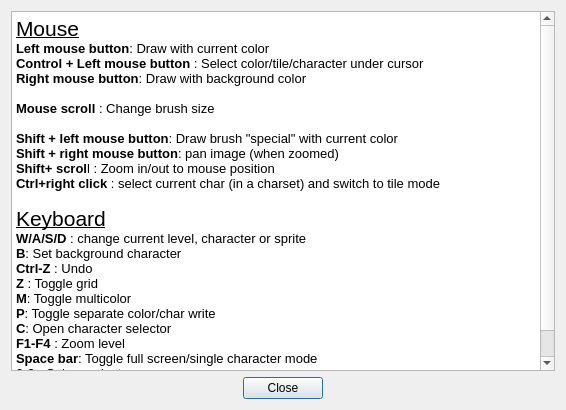
The window that source/dialogimagehelp.ui (leuat/TRSE) describes before a commit, drawn with Qt 5.
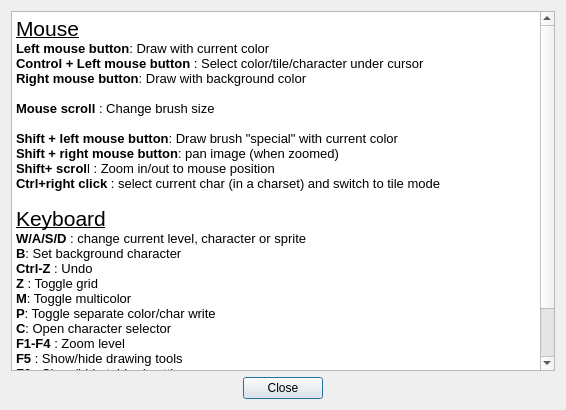
The same window after the commit.

Commit message: Added F5 / F6 to show/hide editor panels

What changed in the file:
```diff
--- a/source/dialogimagehelp.ui
+++ b/source/dialogimagehelp.ui
@@ -22,31 +22,33 @@
         <string>&lt;!DOCTYPE HTML PUBLIC &quot;-//W3C//DTD HTML 4.0//EN&quot; &quot;http://www.w3.org/TR/REC-html40/strict.dtd&quot;&gt;
 &lt;html&gt;&lt;head&gt;&lt;meta name=&quot;qrichtext&quot; content=&quot;1&quot; /&gt;&lt;style type=&quot;text/css&quot;&gt;
 p, li { white-space: pre-wrap; }
-&lt;/style&gt;&lt;/head&gt;&lt;body style=&quot; font-family:'Ubuntu'; font-size:10pt; font-weight:400; font-style:normal;&quot;&gt;
+&lt;/style&gt;&lt;/head&gt;&lt;body style=&quot; font-family:'MS Shell Dlg 2'; font-size:5.5pt; font-weight:400; font-style:normal;&quot;&gt;
 &lt;p style=&quot; margin-top:0px; margin-bottom:0px; margin-left:0px; margin-right:0px; -qt-block-indent:0; text-indent:0px;&quot;&gt;&lt;span style=&quot; font-family:'Noto Sans'; font-size:16pt; text-decoration: underline;&quot;&gt;Mouse&lt;/span&gt;&lt;/p&gt;
-&lt;p style=&quot; margin-top:0px; margin-bottom:0px; margin-left:0px; margin-right:0px; -qt-block-indent:0; text-indent:0px;&quot;&gt;&lt;span style=&quot; font-family:'Noto Sans'; font-weight:600;&quot;&gt;Left mouse button&lt;/span&gt;&lt;span style=&quot; font-family:'Noto Sans';&quot;&gt;: Draw with current color&lt;/span&gt;&lt;/p&gt;
-&lt;p style=&quot; margin-top:0px; margin-bottom:0px; margin-left:0px; margin-right:0px; -qt-block-indent:0; text-indent:0px;&quot;&gt;&lt;span style=&quot; font-family:'Noto Sans'; font-weight:600;&quot;&gt;Control + Left mouse button&lt;/span&gt;&lt;span style=&quot; font-family:'Noto Sans';&quot;&gt; : Select color/tile/character under cursor&lt;/span&gt;&lt;/p&gt;
-&lt;p style=&quot; margin-top:0px; margin-bottom:0px; margin-left:0px; margin-right:0px; -qt-block-indent:0; text-indent:0px;&quot;&gt;&lt;span style=&quot; font-family:'Noto Sans'; font-weight:600;&quot;&gt;Right mouse button&lt;/span&gt;&lt;span style=&quot; font-family:'Noto Sans';&quot;&gt;: Draw with background color&lt;/span&gt;&lt;/p&gt;
-&lt;p style=&quot;-qt-paragraph-type:empty; margin-top:0px; margin-bottom:0px; margin-left:0px; margin-right:0px; -qt-block-indent:0; text-indent:0px; font-family:'Noto Sans';&quot;&gt;&lt;br /&gt;&lt;/p&gt;
-&lt;p style=&quot; margin-top:0px; margin-bottom:0px; margin-left:0px; margin-right:0px; -qt-block-indent:0; text-indent:0px;&quot;&gt;&lt;span style=&quot; font-family:'Noto Sans'; font-weight:600;&quot;&gt;Mouse scroll&lt;/span&gt;&lt;span style=&quot; font-family:'Noto Sans';&quot;&gt; : Change brush size&lt;/span&gt;&lt;/p&gt;
-&lt;p style=&quot;-qt-paragraph-type:empty; margin-top:0px; margin-bottom:0px; margin-left:0px; margin-right:0px; -qt-block-indent:0; text-indent:0px; font-family:'Noto Sans';&quot;&gt;&lt;br /&gt;&lt;/p&gt;
-&lt;p style=&quot; margin-top:0px; margin-bottom:0px; margin-left:0px; margin-right:0px; -qt-block-indent:0; text-indent:0px;&quot;&gt;&lt;span style=&quot; font-family:'Noto Sans'; font-weight:600;&quot;&gt;Shift + left mouse button&lt;/span&gt;&lt;span style=&quot; font-family:'Noto Sans';&quot;&gt;: Draw brush &amp;quot;special&amp;quot; with current color&lt;/span&gt;&lt;/p&gt;
-&lt;p style=&quot; margin-top:0px; margin-bottom:0px; margin-left:0px; margin-right:0px; -qt-block-indent:0; text-indent:0px;&quot;&gt;&lt;span style=&quot; font-family:'Noto Sans'; font-weight:600;&quot;&gt;Shift + right mouse button&lt;/span&gt;&lt;span style=&quot; font-family:'Noto Sans';&quot;&gt;: pan image (when zoomed)&lt;/span&gt;&lt;/p&gt;
-&lt;p style=&quot; margin-top:0px; margin-bottom:0px; margin-left:0px; margin-right:0px; -qt-block-indent:0; text-indent:0px;&quot;&gt;&lt;span style=&quot; font-family:'Noto Sans'; font-weight:600;&quot;&gt;Shift+ scrol&lt;/span&gt;&lt;span style=&quot; font-family:'Noto Sans';&quot;&gt;l : Zoom in/out to mouse position&lt;/span&gt;&lt;/p&gt;
-&lt;p style=&quot; margin-top:0px; margin-bottom:0px; margin-left:0px; margin-right:0px; -qt-block-indent:0; text-indent:0px;&quot;&gt;&lt;span style=&quot; font-family:'Noto Sans'; font-weight:600;&quot;&gt;Ctrl+right click&lt;/span&gt;&lt;span style=&quot; font-family:'Noto Sans';&quot;&gt; : select current char (in a charset) and switch to tile mode&lt;/span&gt;&lt;/p&gt;
-&lt;p style=&quot;-qt-paragraph-type:empty; margin-top:0px; margin-bottom:0px; margin-left:0px; margin-right:0px; -qt-block-indent:0; text-indent:0px; font-family:'Noto Sans';&quot;&gt;&lt;br /&gt;&lt;/p&gt;
+&lt;p style=&quot; margin-top:0px; margin-bottom:0px; margin-left:0px; margin-right:0px; -qt-block-indent:0; text-indent:0px;&quot;&gt;&lt;span style=&quot; font-family:'Noto Sans'; font-size:10pt; font-weight:600;&quot;&gt;Left mouse button&lt;/span&gt;&lt;span style=&quot; font-family:'Noto Sans'; font-size:10pt;&quot;&gt;: Draw with current color&lt;/span&gt;&lt;/p&gt;
+&lt;p style=&quot; margin-top:0px; margin-bottom:0px; margin-left:0px; margin-right:0px; -qt-block-indent:0; text-indent:0px;&quot;&gt;&lt;span style=&quot; font-family:'Noto Sans'; font-size:10pt; font-weight:600;&quot;&gt;Control + Left mouse button&lt;/span&gt;&lt;span style=&quot; font-family:'Noto Sans'; font-size:10pt;&quot;&gt; : Select color/tile/character under cursor&lt;/span&gt;&lt;/p&gt;
+&lt;p style=&quot; margin-top:0px; margin-bottom:0px; margin-left:0px; margin-right:0px; -qt-block-indent:0; text-indent:0px;&quot;&gt;&lt;span style=&quot; font-family:'Noto Sans'; font-size:10pt; font-weight:600;&quot;&gt;Right mouse button&lt;/span&gt;&lt;span style=&quot; font-family:'Noto Sans'; font-size:10pt;&quot;&gt;: Draw with background color&lt;/span&gt;&lt;/p&gt;
+&lt;p style=&quot;-qt-paragraph-type:empty; margin-top:0px; margin-bottom:0px; margin-left:0px; margin-right:0px; -qt-block-indent:0; text-indent:0px; font-family:'Noto Sans'; font-size:10pt;&quot;&gt;&lt;br /&gt;&lt;/p&gt;
+&lt;p style=&quot; margin-top:0px; margin-bottom:0px; margin-left:0px; margin-right:0px; -qt-block-indent:0; text-indent:0px;&quot;&gt;&lt;span style=&quot; font-family:'Noto Sans'; font-size:10pt; font-weight:600;&quot;&gt;Mouse scroll&lt;/span&gt;&lt;span style=&quot; font-family:'Noto Sans'; font-size:10pt;&quot;&gt; : Change brush size&lt;/span&gt;&lt;/p&gt;
+&lt;p style=&quot;-qt-paragraph-type:empty; margin-top:0px; margin-bottom:0px; margin-left:0px; margin-right:0px; -qt-block-indent:0; text-indent:0px; font-family:'Noto Sans'; font-size:10pt;&quot;&gt;&lt;br /&gt;&lt;/p&gt;
+&lt;p style=&quot; margin-top:0px; margin-bottom:0px; margin-left:0px; margin-right:0px; -qt-block-indent:0; text-indent:0px;&quot;&gt;&lt;span style=&quot; font-family:'Noto Sans'; font-size:10pt; font-weight:600;&quot;&gt;Shift + left mouse button&lt;/span&gt;&lt;span style=&quot; font-family:'Noto Sans'; font-size:10pt;&quot;&gt;: Draw brush &amp;quot;special&amp;quot; with current color&lt;/span&gt;&lt;/p&gt;
+&lt;p style=&quot; margin-top:0px; margin-bottom:0px; margin-left:0px; margin-right:0px; -qt-block-indent:0; text-indent:0px;&quot;&gt;&lt;span style=&quot; font-family:'Noto Sans'; font-size:10pt; font-weight:600;&quot;&gt;Shift + right mouse button&lt;/span&gt;&lt;span style=&quot; font-family:'Noto Sans'; font-size:10pt;&quot;&gt;: pan image (when zoomed)&lt;/span&gt;&lt;/p&gt;
+&lt;p style=&quot; margin-top:0px; margin-bottom:0px; margin-left:0px; margin-right:0px; -qt-block-indent:0; text-indent:0px;&quot;&gt;&lt;span style=&quot; font-family:'Noto Sans'; font-size:10pt; font-weight:600;&quot;&gt;Shift+ scrol&lt;/span&gt;&lt;span style=&quot; font-family:'Noto Sans'; font-size:10pt;&quot;&gt;l : Zoom in/out to mouse position&lt;/span&gt;&lt;/p&gt;
+&lt;p style=&quot; margin-top:0px; margin-bottom:0px; margin-left:0px; margin-right:0px; -qt-block-indent:0; text-indent:0px;&quot;&gt;&lt;span style=&quot; font-family:'Noto Sans'; font-size:10pt; font-weight:600;&quot;&gt;Ctrl+right click&lt;/span&gt;&lt;span style=&quot; font-family:'Noto Sans'; font-size:10pt;&quot;&gt; : select current char (in a charset) and switch to tile mode&lt;/span&gt;&lt;/p&gt;
+&lt;p style=&quot;-qt-paragraph-type:empty; margin-top:0px; margin-bottom:0px; margin-left:0px; margin-right:0px; -qt-block-indent:0; text-indent:0px; font-family:'Noto Sans'; font-size:10pt;&quot;&gt;&lt;br /&gt;&lt;/p&gt;
 &lt;p style=&quot; margin-top:0px; margin-bottom:0px; margin-left:0px; margin-right:0px; -qt-block-indent:0; text-indent:0px;&quot;&gt;&lt;span style=&quot; font-family:'Noto Sans'; font-size:16pt; text-decoration: underline;&quot;&gt;Keyboard&lt;/span&gt;&lt;/p&gt;
-&lt;p style=&quot; margin-top:0px; margin-bottom:0px; margin-left:0px; margin-right:0px; -qt-block-indent:0; text-indent:0px;&quot;&gt;&lt;span style=&quot; font-family:'Noto Sans'; font-weight:600;&quot;&gt;W/A/S/D&lt;/span&gt;&lt;span style=&quot; font-family:'Noto Sans';&quot;&gt; : change current level, character or sprite&lt;/span&gt;&lt;/p&gt;
-&lt;p style=&quot; margin-top:0px; margin-bottom:0px; margin-left:0px; margin-right:0px; -qt-block-indent:0; text-indent:0px;&quot;&gt;&lt;span style=&quot; font-family:'Noto Sans'; font-weight:600;&quot;&gt;B&lt;/span&gt;&lt;span style=&quot; font-family:'Noto Sans';&quot;&gt;: Set background character&lt;/span&gt;&lt;/p&gt;
-&lt;p style=&quot; margin-top:0px; margin-bottom:0px; margin-left:0px; margin-right:0px; -qt-block-indent:0; text-indent:0px;&quot;&gt;&lt;span style=&quot; font-family:'Noto Sans'; font-weight:600;&quot;&gt;Ctrl-Z&lt;/span&gt;&lt;span style=&quot; font-family:'Noto Sans';&quot;&gt; : Undo&lt;/span&gt;&lt;/p&gt;
-&lt;p style=&quot; margin-top:0px; margin-bottom:0px; margin-left:0px; margin-right:0px; -qt-block-indent:0; text-indent:0px;&quot;&gt;&lt;span style=&quot; font-family:'Noto Sans'; font-weight:600;&quot;&gt;Z&lt;/span&gt;&lt;span style=&quot; font-family:'Noto Sans';&quot;&gt; : Toggle grid&lt;/span&gt;&lt;/p&gt;
-&lt;p style=&quot; margin-top:0px; margin-bottom:0px; margin-left:0px; margin-right:0px; -qt-block-indent:0; text-indent:0px;&quot;&gt;&lt;span style=&quot; font-family:'Noto Sans'; font-weight:600;&quot;&gt;M&lt;/span&gt;&lt;span style=&quot; font-family:'Noto Sans';&quot;&gt;: Toggle multicolor&lt;/span&gt;&lt;/p&gt;
-&lt;p style=&quot; margin-top:0px; margin-bottom:0px; margin-left:0px; margin-right:0px; -qt-block-indent:0; text-indent:0px;&quot;&gt;&lt;span style=&quot; font-family:'Noto Sans'; font-weight:600;&quot;&gt;P&lt;/span&gt;&lt;span style=&quot; font-family:'Noto Sans';&quot;&gt;: Toggle separate color/char write&lt;/span&gt;&lt;/p&gt;
-&lt;p style=&quot; margin-top:0px; margin-bottom:0px; margin-left:0px; margin-right:0px; -qt-block-indent:0; text-indent:0px;&quot;&gt;&lt;span style=&quot; font-family:'Noto Sans'; font-weight:600;&quot;&gt;C&lt;/span&gt;&lt;span style=&quot; font-family:'Noto Sans';&quot;&gt;: Open character selector&lt;/span&gt;&lt;/p&gt;
-&lt;p style=&quot; margin-top:0px; margin-bottom:0px; margin-left:0px; margin-right:0px; -qt-block-indent:0; text-indent:0px;&quot;&gt;&lt;span style=&quot; font-family:'Noto Sans'; font-weight:600;&quot;&gt;F1-F4&lt;/span&gt;&lt;span style=&quot; font-family:'Noto Sans';&quot;&gt; : Zoom level&lt;/span&gt;&lt;/p&gt;
-&lt;p style=&quot; margin-top:0px; margin-bottom:0px; margin-left:0px; margin-right:0px; -qt-block-indent:0; text-indent:0px;&quot;&gt;&lt;span style=&quot; font-family:'Noto Sans'; font-weight:600;&quot;&gt;Space bar&lt;/span&gt;&lt;span style=&quot; font-family:'Noto Sans';&quot;&gt;: Toggle full screen/single character mode&lt;/span&gt;&lt;/p&gt;
-&lt;p style=&quot; margin-top:0px; margin-bottom:0px; margin-left:0px; margin-right:0px; -qt-block-indent:0; text-indent:0px;&quot;&gt;&lt;span style=&quot; font-family:'Noto Sans'; font-weight:600;&quot;&gt;0-9&lt;/span&gt;&lt;span style=&quot; font-family:'Noto Sans';&quot;&gt; : Colour select&lt;/span&gt;&lt;/p&gt;
-&lt;p style=&quot;-qt-paragraph-type:empty; margin-top:0px; margin-bottom:0px; margin-left:0px; margin-right:0px; -qt-block-indent:0; text-indent:0px; font-family:'Noto Sans';&quot;&gt;&lt;br /&gt;&lt;/p&gt;&lt;/body&gt;&lt;/html&gt;</string>
+&lt;p style=&quot; margin-top:0px; margin-bottom:0px; margin-left:0px; margin-right:0px; -qt-block-indent:0; text-indent:0px;&quot;&gt;&lt;span style=&quot; font-family:'Noto Sans'; font-size:10pt; font-weight:600;&quot;&gt;W/A/S/D&lt;/span&gt;&lt;span style=&quot; font-family:'Noto Sans'; font-size:10pt;&quot;&gt; : change current level, character or sprite&lt;/span&gt;&lt;/p&gt;
+&lt;p style=&quot; margin-top:0px; margin-bottom:0px; margin-left:0px; margin-right:0px; -qt-block-indent:0; text-indent:0px;&quot;&gt;&lt;span style=&quot; font-family:'Noto Sans'; font-size:10pt; font-weight:600;&quot;&gt;B&lt;/span&gt;&lt;span style=&quot; font-family:'Noto Sans'; font-size:10pt;&quot;&gt;: Set background character&lt;/span&gt;&lt;/p&gt;
+&lt;p style=&quot; margin-top:0px; margin-bottom:0px; margin-left:0px; margin-right:0px; -qt-block-indent:0; text-indent:0px;&quot;&gt;&lt;span style=&quot; font-family:'Noto Sans'; font-size:10pt; font-weight:600;&quot;&gt;Ctrl-Z&lt;/span&gt;&lt;span style=&quot; font-family:'Noto Sans'; font-size:10pt;&quot;&gt; : Undo&lt;/span&gt;&lt;/p&gt;
+&lt;p style=&quot; margin-top:0px; margin-bottom:0px; margin-left:0px; margin-right:0px; -qt-block-indent:0; text-indent:0px;&quot;&gt;&lt;span style=&quot; font-family:'Noto Sans'; font-size:10pt; font-weight:600;&quot;&gt;Z&lt;/span&gt;&lt;span style=&quot; font-family:'Noto Sans'; font-size:10pt;&quot;&gt; : Toggle grid&lt;/span&gt;&lt;/p&gt;
+&lt;p style=&quot; margin-top:0px; margin-bottom:0px; margin-left:0px; margin-right:0px; -qt-block-indent:0; text-indent:0px;&quot;&gt;&lt;span style=&quot; font-family:'Noto Sans'; font-size:10pt; font-weight:600;&quot;&gt;M&lt;/span&gt;&lt;span style=&quot; font-family:'Noto Sans'; font-size:10pt;&quot;&gt;: Toggle multicolor&lt;/span&gt;&lt;/p&gt;
+&lt;p style=&quot; margin-top:0px; margin-bottom:0px; margin-left:0px; margin-right:0px; -qt-block-indent:0; text-indent:0px;&quot;&gt;&lt;span style=&quot; font-family:'Noto Sans'; font-size:10pt; font-weight:600;&quot;&gt;P&lt;/span&gt;&lt;span style=&quot; font-family:'Noto Sans'; font-size:10pt;&quot;&gt;: Toggle separate color/char write&lt;/span&gt;&lt;/p&gt;
+&lt;p style=&quot; margin-top:0px; margin-bottom:0px; margin-left:0px; margin-right:0px; -qt-block-indent:0; text-indent:0px;&quot;&gt;&lt;span style=&quot; font-family:'Noto Sans'; font-size:10pt; font-weight:600;&quot;&gt;C&lt;/span&gt;&lt;span style=&quot; font-family:'Noto Sans'; font-size:10pt;&quot;&gt;: Open character selector&lt;/span&gt;&lt;/p&gt;
+&lt;p style=&quot; margin-top:0px; margin-bottom:0px; margin-left:0px; margin-right:0px; -qt-block-indent:0; text-indent:0px;&quot;&gt;&lt;span style=&quot; font-family:'Noto Sans'; font-size:10pt; font-weight:600;&quot;&gt;F1-F4&lt;/span&gt;&lt;span style=&quot; font-family:'Noto Sans'; font-size:10pt;&quot;&gt; : Zoom level&lt;/span&gt;&lt;/p&gt;
+&lt;p style=&quot; margin-top:0px; margin-bottom:0px; margin-left:0px; margin-right:0px; -qt-block-indent:0; text-indent:0px;&quot;&gt;&lt;span style=&quot; font-family:'Noto Sans'; font-size:10pt; font-weight:600;&quot;&gt;F5&lt;/span&gt;&lt;span style=&quot; font-family:'Noto Sans'; font-size:10pt;&quot;&gt; : Show/hide drawing tools&lt;/span&gt;&lt;/p&gt;
+&lt;p style=&quot; margin-top:0px; margin-bottom:0px; margin-left:0px; margin-right:0px; -qt-block-indent:0; text-indent:0px;&quot;&gt;&lt;span style=&quot; font-family:'Noto Sans'; font-size:10pt; font-weight:600;&quot;&gt;F6 &lt;/span&gt;&lt;span style=&quot; font-family:'Noto Sans'; font-size:10pt;&quot;&gt;: Show/hide tabbed settings&lt;/span&gt;&lt;/p&gt;
+&lt;p style=&quot; margin-top:0px; margin-bottom:0px; margin-left:0px; margin-right:0px; -qt-block-indent:0; text-indent:0px;&quot;&gt;&lt;span style=&quot; font-family:'Noto Sans'; font-size:10pt; font-weight:600;&quot;&gt;Space bar&lt;/span&gt;&lt;span style=&quot; font-family:'Noto Sans'; font-size:10pt;&quot;&gt;: Toggle full screen/single character mode&lt;/span&gt;&lt;/p&gt;
+&lt;p style=&quot; margin-top:0px; margin-bottom:0px; margin-left:0px; margin-right:0px; -qt-block-indent:0; text-indent:0px;&quot;&gt;&lt;span style=&quot; font-family:'Noto Sans'; font-size:10pt; font-weight:600;&quot;&gt;0-9&lt;/span&gt;&lt;span style=&quot; font-family:'Noto Sans'; font-size:10pt;&quot;&gt; : Colour select&lt;/span&gt;&lt;/p&gt;
+&lt;p style=&quot;-qt-paragraph-type:empty; margin-top:0px; margin-bottom:0px; margin-left:0px; margin-right:0px; -qt-block-indent:0; text-indent:0px; font-family:'Noto Sans'; font-size:10pt;&quot;&gt;&lt;br /&gt;&lt;/p&gt;&lt;/body&gt;&lt;/html&gt;</string>
        </property>
       </widget>
      </item>
```
The commit also changes 2 other files.
